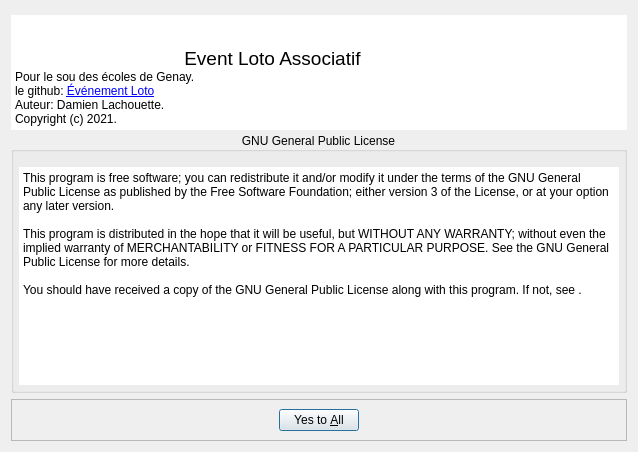
The window that sources/gui/ui/About.ui (Silmaen/EvenementLoto) describes before a commit, drawn with Qt 5.
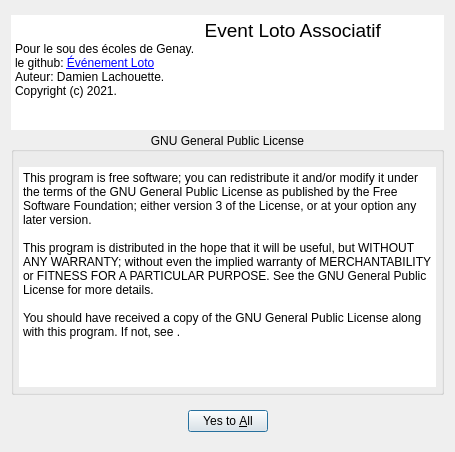
The same window after the commit.

Commit message: Paramètres d'échelle des font disponible

```diff
--- a/sources/gui/ui/About.ui
+++ b/sources/gui/ui/About.ui
@@ -9,7 +9,7 @@
    <rect>
     <x>0</x>
     <y>0</y>
-    <width>638</width>
+    <width>455</width>
     <height>452</height>
    </rect>
   </property>
@@ -69,9 +69,7 @@
 &lt;html&gt;&lt;head&gt;&lt;meta name=&quot;qrichtext&quot; content=&quot;1&quot; /&gt;&lt;meta charset=&quot;utf-8&quot; /&gt;&lt;style type=&quot;text/css&quot;&gt;
 p, li { white-space: pre-wrap; }
 &lt;/style&gt;&lt;/head&gt;&lt;body style=&quot; font-family:'Segoe UI'; font-size:9pt; font-weight:400; font-style:normal;&quot;&gt;
-&lt;p style=&quot; margin-top:0px; margin-bottom:0px; margin-left:0px; margin-right:0px; -qt-block-indent:0; text-indent:0px;&quot;&gt;                            &lt;/p&gt;
-&lt;p style=&quot; margin-top:0px; margin-bottom:0px; margin-left:0px; margin-right:0px; -qt-block-indent:0; text-indent:0px;&quot;&gt;                             &lt;/p&gt;
-&lt;p align=&quot;center&quot; style=&quot; margin-top:0px; margin-bottom:0px; margin-left:0px; margin-right:0px; -qt-block-indent:0; text-indent:0px;&quot;&gt; &lt;span style=&quot; font-size:14pt;&quot;&gt;Event Loto Associatif&lt;/span&gt;                             &lt;/p&gt;
+&lt;p style=&quot; margin-top:0px; margin-bottom:0px; margin-left:0px; margin-right:0px; -qt-block-indent:0; text-indent:0px;&quot;&gt;                                                         &lt;span style=&quot; font-size:14pt;&quot;&gt;Event Loto Associatif&lt;/span&gt;                             &lt;/p&gt;
 &lt;p style=&quot; margin-top:0px; margin-bottom:0px; margin-left:0px; margin-right:0px; -qt-block-indent:0; text-indent:0px;&quot;&gt;Pour le sou des écoles de Genay.                             &lt;/p&gt;
 &lt;p style=&quot; margin-top:0px; margin-bottom:0px; margin-left:0px; margin-right:0px; -qt-block-indent:0; text-indent:0px;&quot;&gt;le github: &lt;a href=&quot;https://github.com/Silmaen/EvenementLoto&quot;&gt;&lt;span style=&quot; text-decoration: underline; color:#0000ff;&quot;&gt;Événement Loto&lt;/span&gt;&lt;/a&gt;                            &lt;/p&gt;
 &lt;p style=&quot; margin-top:0px; margin-bottom:0px; margin-left:0px; margin-right:0px; -qt-block-indent:0; text-indent:0px;&quot;&gt;Auteur: Damien Lachouette.                             &lt;/p&gt;
@@ -130,7 +128,7 @@
    <item>
     <widget class="QFrame" name="frame">
      <property name="frameShape">
-      <enum>QFrame::StyledPanel</enum>
+      <enum>QFrame::NoFrame</enum>
      </property>
      <property name="frameShadow">
       <enum>QFrame::Raised</enum>
```
Left out of the diff: 3 changed lines with no effect on the pictures. The commit also changes 14 other files.
